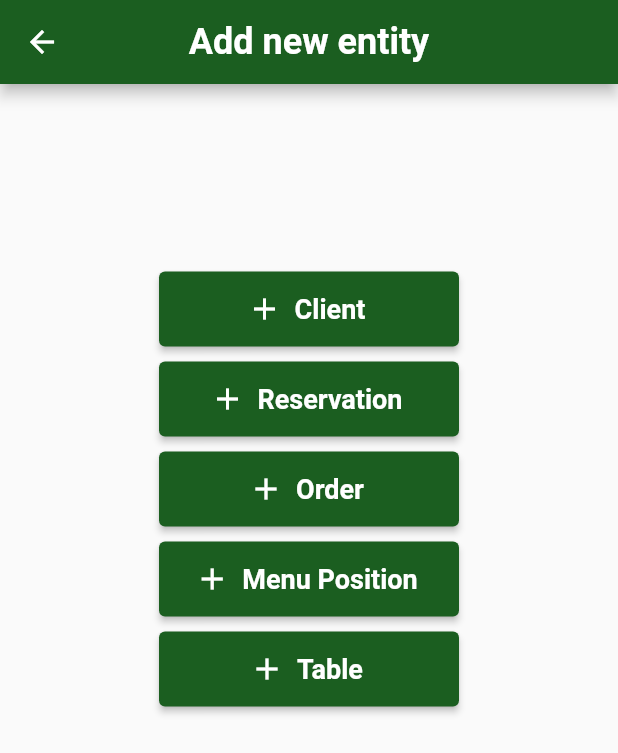
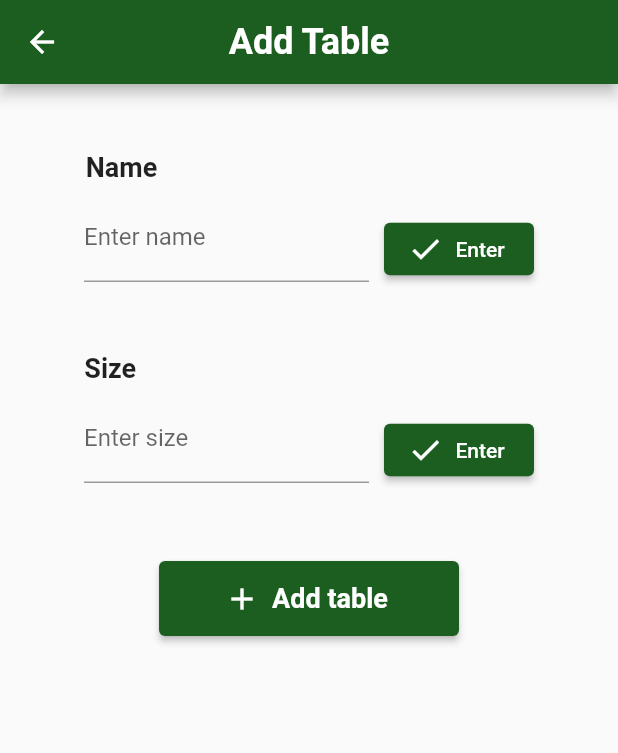
Before and after one commit to FilipMajewsk1/restaurant_management_app, a Flutter app: the Add screen opened by its route, after a tap on "Table", on a phone screen of 412 x 824 dp. Shown: the top 753 px of the screen. Run offline on Flutter 3.47's test engine with Material 2 defaults, Android fonts, the phone set to English and light mode, and no system bars.

Commit message:
Added: AddTable, AddClient

```diff
--- a/lib/main.dart
+++ b/lib/main.dart
@@ -1,14 +1,24 @@
 import 'package:flutter/material.dart';
-import 'package:restaurant_management_app/pages/AddClient.dart';
+import 'package:restaurant_management_app/pages/add/AddClient.dart';
 import 'package:restaurant_management_app/pages/Home.dart';
-import 'package:restaurant_management_app/pages/Add.dart';
-import 'package:restaurant_management_app/pages/Show.dart';
+import 'package:restaurant_management_app/pages/add/Add.dart';
+import 'package:restaurant_management_app/pages/add/AddTable.dart';
+import 'package:restaurant_management_app/pages/show/Show.dart';
 void main() => runApp(MaterialApp(
   initialRoute: '/home',
   routes: {
     '/home': (context) => Home(),
     '/show': (context) => Show(),
     '/add': (context) => Add(),
-    '/add_client': (context) => AddClient()
+    '/add_client': (context) => AddClient(),
+    '/add_table': (context) => AddTable(),
+    '/add_menu_position': (context) => Add(),
+    '/add_reservation': (context) => Add(),
+    '/add_order': (context) => Add(),
+    '/show_clients': (context) => Show(),
+    '/show_tables': (context) => Show(),
+    '/show_menu': (context) => Show(),
+    '/show_reservations': (context) => Show(),
+    '/show_orders': (context) => Show(),
   },
 ));
--- a/lib/pages/Add.dart
+++ b/lib/pages/add/Add.dart
@@ -116,7 +116,7 @@ class _AddState extends State<Add> {
               padding: const EdgeInsets.all(5.0),
               child: ElevatedButton.icon(
                 onPressed: ()async {
-                  Navigator.pushNamed(context, '/add');
+                  Navigator.pushNamed(context, '/add_table');
                 },
                 icon: Icon(Icons.add),
                 label: Text(
--- a/lib/pages/AddClient.dart
+++ b/lib/pages/add/AddClient.dart
@@ -34,7 +34,7 @@ class _AddClientState extends State<AddClient> {
     ),
     body: SingleChildScrollView(
       child: Center(
-      child: Column(
+        child: Column(
         children: <Widget>[
 
           Padding(
--- /dev/null
+++ b/lib/pages/add/AddTable.dart
@@ -0,0 +1,162 @@
+import 'package:flutter/material.dart';
+
+class AddTable extends StatefulWidget {
+  const AddTable({Key? key}) : super(key: key);
+
+  @override
+  State<AddTable> createState() => _AddTableState();
+}
+class _AddTableState extends State<AddTable> {
+  TextEditingController nameController = TextEditingController();
+  TextEditingController sizeController = TextEditingController();
+
+  String name = "";
+  int? size = 1;
+
+  @override
+  Widget build(BuildContext context) {
+    return Scaffold(
+        appBar: AppBar(
+          title: Text(
+            "Add Table",
+            style: TextStyle(
+              fontWeight: FontWeight.bold,
+              fontSize: 24,
+            ),
+          ),
+          backgroundColor: Colors.green[900],
+          centerTitle: true,
+        ),
+        body: SingleChildScrollView(
+          child: Center(
+            child: Column(
+              children: <Widget>[
+
+                Padding(
+                  padding: const EdgeInsets.fromLTRB(0, 45, 250, 5),
+                  child: Text(
+                    "Name",
+                    style: TextStyle(
+                      fontWeight: FontWeight.bold,
+                      fontSize: 18,
+                    ),
+                  ),
+                ),
+                SizedBox(
+                  width: 300,
+                  child: Row(
+                    children: [
+                      Expanded(
+                        child: TextFormField(
+                          controller: nameController,
+                          decoration: const InputDecoration(
+                            border: UnderlineInputBorder(),
+                            labelText: 'Enter name',
+                          ),
+                        ),
+                      ),
+                      Padding(
+                        padding: const EdgeInsets.fromLTRB(10, 15, 0, 0),
+                        child: ElevatedButton.icon(
+                          onPressed: () {
+                            setState(() {
+                              if (nameController.text != "") {
+                                name = nameController.text;
+                              }
+                            });
+                          },
+                          icon: Icon(Icons.check),
+                          label: Text("Enter"),
+                          style: ButtonStyle(
+                            backgroundColor: MaterialStateProperty.all(Colors
+                                .green[900]),
+                            minimumSize: MaterialStateProperty.all(Size(
+                                100, 35)),
+                          ),
+                        ),
+                      ),
+                    ],
+                  ),
+                ),
+
+                Padding(
+                  padding: const EdgeInsets.fromLTRB(0, 45, 265, 5),
+                  child: Text(
+                    "Size",
+                    style: TextStyle(
+                      fontWeight: FontWeight.bold,
+                      fontSize: 18,
+                    ),
+                  ),
+                ),
+                SizedBox(
+                  width: 300,
+                  child: Row(
+                    children: [
+                      Expanded(
+                        child: TextFormField(
+                          controller: sizeController,
+                          decoration: const InputDecoration(
+                            border: UnderlineInputBorder(),
+                            labelText: 'Enter size',
+                          ),
+                        ),
+                      ),
+                      Padding(
+                        padding: const EdgeInsets.fromLTRB(10, 15, 0, 0),
+                        child: ElevatedButton.icon(
+                          onPressed: () {
+                            setState(() {
+                              if (sizeController.text != "") {
+                                size = int.tryParse(sizeController.text);
+                              }
+                            });
+                          },
+                          icon: Icon(Icons.check),
+                          label: Text("Enter"),
+                          style: ButtonStyle(
+                            backgroundColor: MaterialStateProperty.all(Colors
+                                .green[900]),
+                            minimumSize: MaterialStateProperty.all(Size(
+                                100, 35)),
+                          ),
+                        ),
+                      ),
+                    ],
+                  ),
+                ),
+
+                Padding(
+                  padding: const EdgeInsets.all(50),
+                  child: ElevatedButton.icon(
+                    onPressed: () {
+                      if (nameController.text != "") {
+                        name = nameController.text;
+                      }
+                      if(name != "") {
+
+                        Navigator.pop(context);
+                      }
+                    },
+                    icon: Icon(Icons.add),
+                    label: Text(
+                      "Add table",
+                      style: TextStyle(
+                        fontSize: 18,
+                        fontWeight: FontWeight.bold,
+                      ),
+                    ),
+                    style: ButtonStyle(
+                      backgroundColor: MaterialStateProperty.all(Colors.green[900]),
+                      fixedSize: MaterialStateProperty.all(Size(200,50)),
+                    ),
+                  ),
+                ),
+
+              ],
+            ),
+          ),
+        )
+    );
+  }
+}
```
Also changed, not shown: lib/pages/add/AddMenuPosition.dart (added), lib/pages/add/AddOrder.dart (added), lib/pages/add/AddReservation.dart (added), lib/pages/show/Show.dart (renamed from lib/pages/Show.dart), lib/pages/show/ShowClients.dart (added), lib/pages/show/ShowMenu.dart (added), lib/pages/show/ShowOrders.dart (added), lib/pages/show/ShowReservations.dart (added), lib/pages/show/ShowTables.dart (added).
